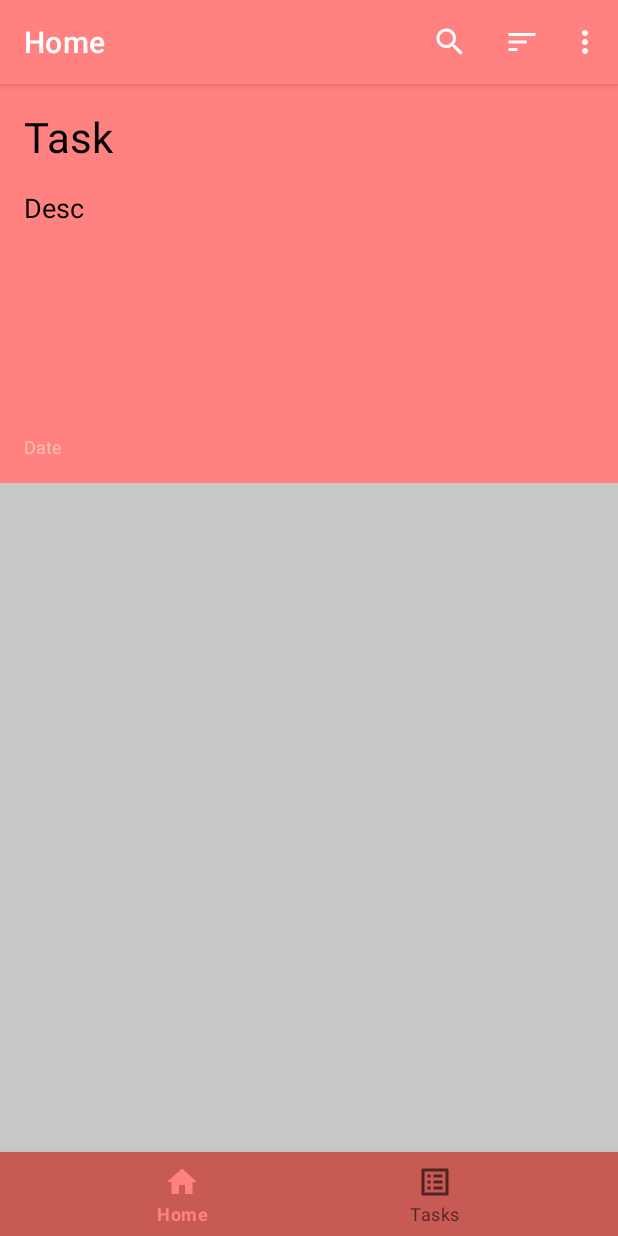
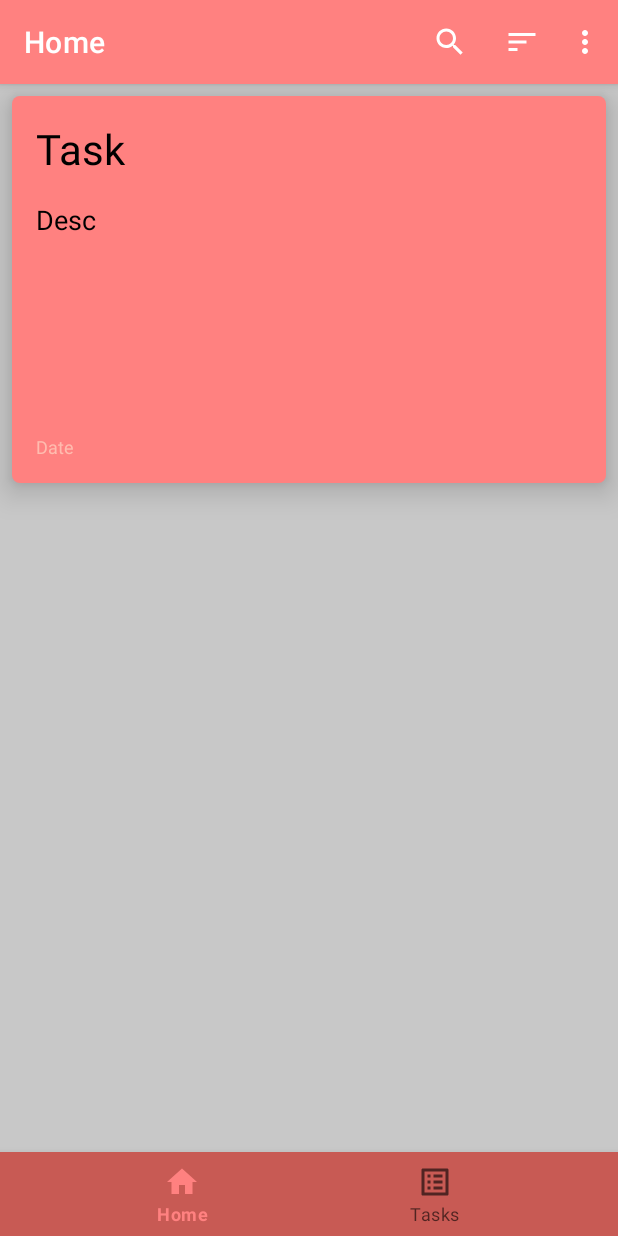
Before and after one commit to RoaFE/TaskManager-App, an Android app: the screen it shows after launch (MainActivity), on a phone screen of 412 x 824 dp. Run offline under Robolectric (Android 15) with nearby library versions, the phone set to English and light mode, and no system bars; our stand-ins replace Dagger/Hilt's generated code, Room's generated code, navigation-ui; libraries missing offline, so code that uses them is left out: androidx.hilt, androidx.hilt.lifecycle; 1 statement that could not run was skipped.

Commit message:
Updated UI

```diff
--- /dev/null
+++ b/App/app/src/main/res/drawable/ui_rect.xml
@@ -0,0 +1,7 @@
+<?xml version="1.0" encoding="utf-8"?>
+<!-- res/drawable/ui_rect.xml -->
+<shape xmlns:android="http://schemas.android.com/apk/res/android"
+    android:shape="rectangle">
+    <solid android:color="#FF8180" />
+    <corners android:radius="5dp" />
+</shape>
--- a/App/app/src/main/res/layout/fragment_home.xml
+++ b/App/app/src/main/res/layout/fragment_home.xml
@@ -11,10 +11,14 @@
         android:id="@+id/current_task_layout"
         android:layout_width="match_parent"
         android:layout_height="match_parent"
-        android:background="?attr/colorPrimary"
         android:orientation="vertical"
         android:padding="8dp"
-        android:layout_weight="5">
+        android:layout_weight="5"
+        android:elevation="12dp"
+        android:layout_marginRight="8dp"
+        android:layout_marginLeft="8dp"
+        android:layout_marginTop="8dp"
+        android:background="@drawable/ui_rect">
 
         <TextView
             android:id="@+id/current_task_label_text"
--- a/App/app/src/main/res/layout/item_task.xml
+++ b/App/app/src/main/res/layout/item_task.xml
@@ -6,7 +6,7 @@
     android:layout_marginTop="16dp"
     android:layout_marginRight="16dp"
     android:layout_marginLeft="16dp"
-    android:background="?attr/colorPrimary"
+    android:background="@drawable/ui_rect"
     android:padding="8dp">
 
     <TextView
```
